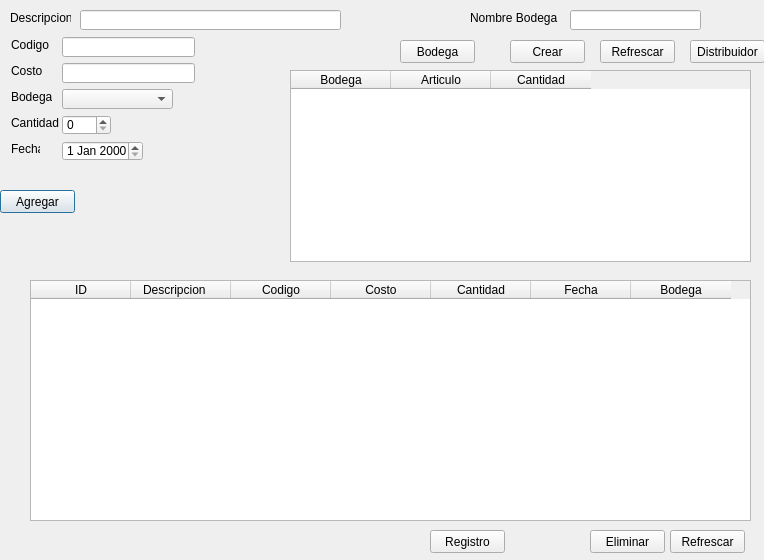
The window that Proyecto P2/UI/registro.ui (piedrachin/proyecto) describes before a commit, drawn with Qt 5.
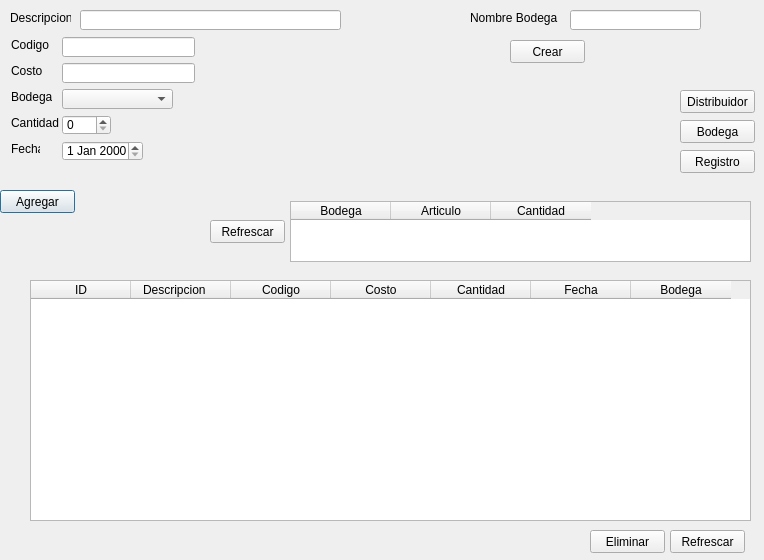
The same window after the commit.

The edit to the form file:
```diff
--- a/Proyecto P2/UI/registro.ui
+++ b/Proyecto P2/UI/registro.ui
@@ -42,8 +42,8 @@
   <widget class="QPushButton" name="btn_crear_bodega">
    <property name="geometry">
     <rect>
-     <x>400</x>
-     <y>40</y>
+     <x>680</x>
+     <y>120</y>
      <width>75</width>
      <height>23</height>
     </rect>
@@ -100,8 +100,8 @@
   <widget class="QPushButton" name="btn_distribuidor">
    <property name="geometry">
     <rect>
-     <x>690</x>
-     <y>40</y>
+     <x>680</x>
+     <y>90</y>
      <width>75</width>
      <height>23</height>
     </rect>
@@ -113,8 +113,8 @@
   <widget class="QPushButton" name="pushButton">
    <property name="geometry">
     <rect>
-     <x>430</x>
-     <y>530</y>
+     <x>680</x>
+     <y>150</y>
      <width>75</width>
      <height>23</height>
     </rect>
@@ -163,9 +163,9 @@
    <property name="geometry">
     <rect>
      <x>290</x>
-     <y>70</y>
+     <y>201</y>
      <width>461</width>
-     <height>192</height>
+     <height>61</height>
     </rect>
    </property>
    <property name="sizePolicy">
@@ -205,8 +205,8 @@
   <widget class="QPushButton" name="btn_refrescar_bodega">
    <property name="geometry">
     <rect>
-     <x>600</x>
-     <y>40</y>
+     <x>210</x>
+     <y>220</y>
      <width>75</width>
      <height>23</height>
     </rect>
```
